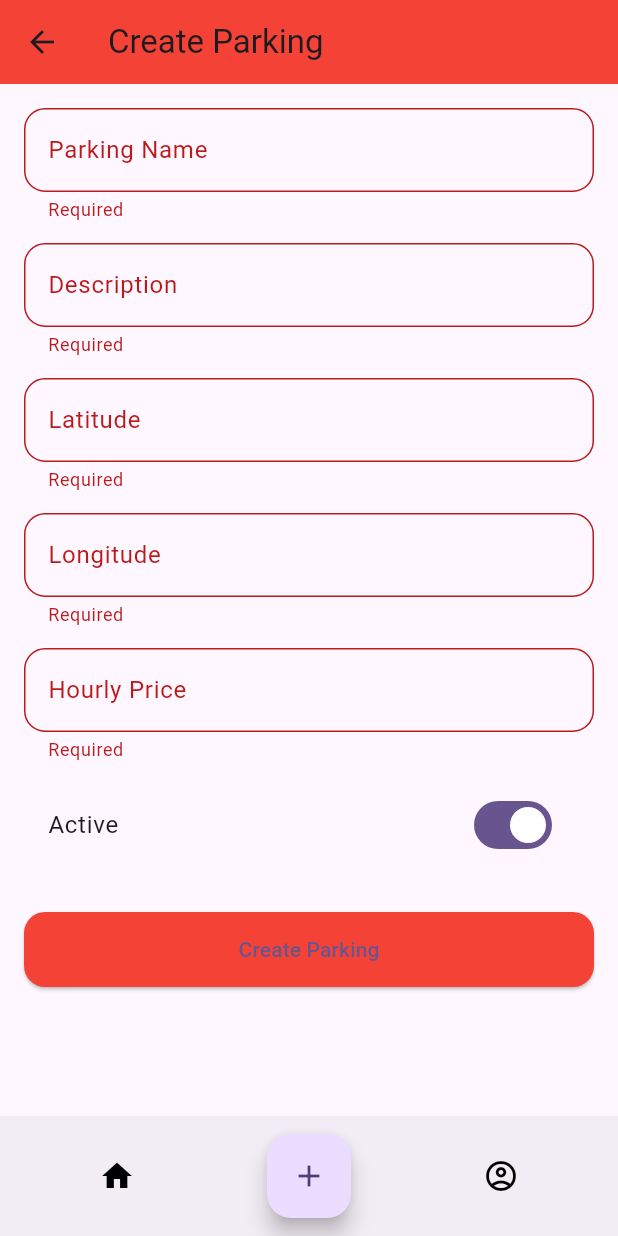
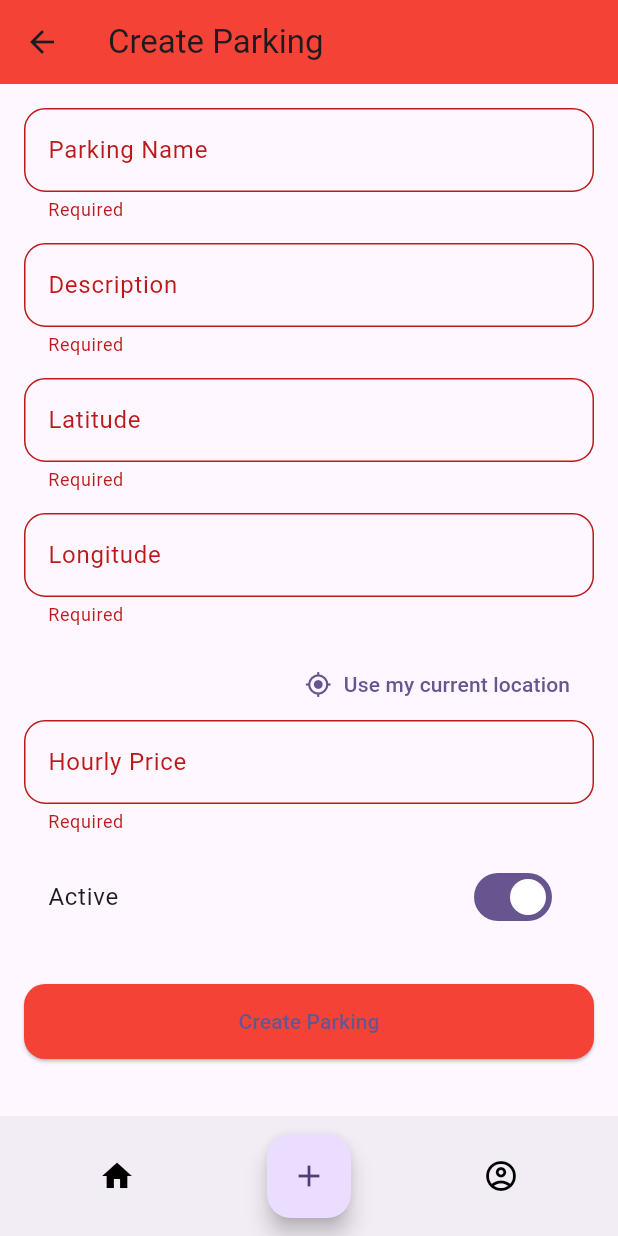
Before and after one commit to poppy1006/smartpark, a Flutter app: the ParkingFormPage screen opened directly, after a tap on "Create Parking", on a phone screen of 412 x 824 dp. Run offline on Flutter 3.47's test engine with Material 3 defaults, Android fonts, the phone set to English and light mode, and no system bars; our stand-ins replace flutter_map, geolocator, latlong2, supabase_flutter; accounts and stored records are empty.

Commit message:
feat: :sparkles: Updated create/edit parking function
Updated create/edit parking function

```diff
--- a/lib/parkingAdmin/dashboard_screen.dart
+++ b/lib/parkingAdmin/dashboard_screen.dart
@@ -43,7 +43,7 @@ class _ParkingAdminDashboardState extends State<ParkingAdminDashboard> {
       /// Fetch parkings
       final parkingRes = await supabase
           .from('parkings')
-          .select('id, name')
+          .select('*')
           .eq('owner_id', userId);
 
       parkings = List<Map<String, dynamic>>.from(parkingRes);
@@ -224,7 +224,7 @@ class _ParkingAdminDashboardState extends State<ParkingAdminDashboard> {
                                         },
                                         icon: Icon(Icons.edit),
                                       ),
-                                      Icon(Icons.arrow_forward_ios, size: 16),
+                                      // Icon(Icons.arrow_forward_ios, size: 16),
                                     ],
                                   ),
                                   onTap: () {
@@ -245,4 +245,4 @@ class _ParkingAdminDashboardState extends State<ParkingAdminDashboard> {
 
 // Todo //
 // # Implement slots View/edit/delete //
-// #
+// # Implement parking delete
--- a/lib/parkingAdmin/parking_form_page.dart
+++ b/lib/parkingAdmin/parking_form_page.dart
@@ -1,5 +1,8 @@
 import 'package:flutter/material.dart';
+import 'package:geolocator/geolocator.dart';
+import 'package:smartparking/parkingAdmin/dashboard_screen.dart';
 import 'package:smartparking/parkingAdmin/widget/bottom_app_bar.dart';
+import 'package:smartparking/superAdmin/dashboard_screen.dart';
 import 'package:supabase_flutter/supabase_flutter.dart';
 
 final supabase = Supabase.instance.client;
@@ -35,9 +38,9 @@ class _ParkingFormPageState extends State<ParkingFormPage> {
       final p = widget.parking!;
       _nameCtrl.text = p['name'] ?? '';
       _descCtrl.text = p['description'] ?? '';
-      _latCtrl.text = p['latitude'].toString();
-      _lngCtrl.text = p['longitude'].toString();
-      _priceCtrl.text = p['hourly_price'].toString();
+      _latCtrl.text = p['latitude']?.toString() ?? '';
+      _lngCtrl.text = p['longitude']?.toString() ?? '';
+      _priceCtrl.text = p['hourly_price']?.toString() ?? '';
       _isActive = p['is_active'] ?? true;
     }
   }
@@ -52,21 +55,72 @@ class _ParkingFormPageState extends State<ParkingFormPage> {
     super.dispose();
   }
 
+  /// 📍 GET CURRENT LOCATION
+  Future<void> _getCurrentLocation() async {
+    try {
+      if (!await Geolocator.isLocationServiceEnabled()) {
+        throw 'Location services are disabled';
+      }
+
+      LocationPermission permission = await Geolocator.checkPermission();
+      if (permission == LocationPermission.denied) {
+        permission = await Geolocator.requestPermission();
+      }
+
+      if (permission == LocationPermission.deniedForever) {
+        throw 'Location permission permanently denied';
+      }
+
+      final position = await Geolocator.getCurrentPosition(
+        desiredAccuracy: LocationAccuracy.high,
+      );
+
+      setState(() {
+        _latCtrl.text = position.latitude.toStringAsFixed(6);
+        _lngCtrl.text = position.longitude.toStringAsFixed(6);
+      });
+    } catch (e) {
+      ScaffoldMessenger.of(context).showSnackBar(
+        SnackBar(content: Text(e.toString())),
+      );
+    }
+  }
+
+  /// 💾 SAVE PARKING
   Future<void> _saveParking() async {
     if (!_formKey.currentState!.validate()) return;
 
     setState(() => _loading = true);
 
-    final userId = supabase.auth.currentUser!.id;
+    final user = supabase.auth.currentUser;
+    if (user == null) {
+      ScaffoldMessenger.of(context).showSnackBar(
+        const SnackBar(content: Text('Session expired. Please login again')),
+      );
+      setState(() => _loading = false);
+      return;
+    }
+
+    final lat = double.tryParse(_latCtrl.text);
+    final lng = double.tryParse(_lngCtrl.text);
+    final price = double.tryParse(_priceCtrl.text);
+
+    if (lat == null || lng == null || price == null) {
+      ScaffoldMessenger.of(context).showSnackBar(
+        const SnackBar(content: Text('Invalid numeric values')),
+      );
+      setState(() => _loading = false);
+      return;
+    }
 
     final data = {
       'name': _nameCtrl.text.trim(),
       'description': _descCtrl.text.trim(),
-      'latitude': double.parse(_latCtrl.text),
-      'longitude': double.parse(_lngCtrl.text),
-      'hourly_price': double.parse(_priceCtrl.text),
+      'latitude': lat,
+      'longitude': lng,
+      'hourly_price': price,
       'is_active': _isActive,
-      'owner_id': userId,
+      'owner_id': user.id,
       'updated_at': DateTime.now().toIso8601String(),
     };
 
@@ -80,23 +134,64 @@ class _ParkingFormPageState extends State<ParkingFormPage> {
         await supabase.from('parkings').insert(data);
       }
 
-      if (mounted) {
-        ScaffoldMessenger.of(context).showSnackBar(
-          SnackBar(
-            content: Text(
-              isEdit ? 'Parking updated successfully' : 'Parking created successfully',
+      if (mounted && Navigator.canPop(context)) {
+        // Navigator.pop(context, true);
+        Navigator.push(context,MaterialPageRoute(builder: (_) =>  ParkingAdminDashboard()));
+      }
+    } catch (e) {
+      debugPrint('SAVE ERROR: $e');
+      ScaffoldMessenger.of(context).showSnackBar(
+        const SnackBar(content: Text('Failed to save parking')),
+      );
+    } finally {
+      setState(() => _loading = false);
+    }
+  }
+
+  /// 🗑️ DELETE PARKING (EDIT ONLY)
+  Future<void> _deleteParking() async {
+    final confirm = await showDialog<bool>(
+      context: context,
+      builder: (_) => AlertDialog(
+        title: const Text('Delete Parking'),
+        content: const Text(
+          'Are you sure you want to delete this parking?\nThis action cannot be undone.',
+        ),
+        actions: [
+          TextButton(
+            onPressed: () => Navigator.pop(context, false),
+            child: const Text('Cancel'),
+          ),
+          TextButton(
+            // onPressed: () => Navigator.pop(context, true),
+            onPressed: () {
+              Navigator.push(context,MaterialPageRoute(builder: (_) =>  ParkingAdminDashboard()));
+            },
+            child: const Text(
+              'Delete',
+              style: TextStyle(color: Colors.red),
             ),
           ),
-        );
+        ],
+      ),
+    );
+
+    if (confirm != true) return;
+
+    try {
+      await supabase
+          .from('parkings')
+          .delete()
+          .eq('id', widget.parking!['id']);
+
+      if (mounted && Navigator.canPop(context)) {
         Navigator.pop(context, true);
       }
     } catch (e) {
-      debugPrint('Save parking error: $e');
+      debugPrint('DELETE ERROR: $e');
       ScaffoldMessenger.of(context).showSnackBar(
-        const SnackBar(content: Text('Something went wrong')),
+        const SnackBar(content: Text('Failed to delete parking')),
       );
-    } finally {
-      setState(() => _loading = false);
     }
   }
 
@@ -128,7 +223,7 @@ class _ParkingFormPageState extends State<ParkingFormPage> {
         title: Text(isEdit ? 'Edit Parking' : 'Create Parking'),
         backgroundColor: Colors.red,
       ),
-      bottomNavigationBar: ParkingAdminAppBar(),
+      bottomNavigationBar: const ParkingAdminAppBar(),
       body: SingleChildScrollView(
         padding: const EdgeInsets.all(16),
         child: Form(
@@ -139,7 +234,18 @@ class _ParkingFormPageState extends State<ParkingFormPage> {
               _input('Description', _descCtrl),
               _input('Latitude', _latCtrl, type: TextInputType.number),
               _input('Longitude', _lngCtrl, type: TextInputType.number),
-              _input('Hourly Price', _priceCtrl, type: TextInputType.number),
+
+              Align(
+                alignment: Alignment.centerRight,
+                child: TextButton.icon(
+                  onPressed: _getCurrentLocation,
+                  icon: const Icon(Icons.my_location),
+                  label: const Text('Use my current location'),
+                ),
+              ),
+
+              _input('Hourly Price', _priceCtrl,
+                  type: TextInputType.number),
 
               SwitchListTile(
                 value: _isActive,
@@ -165,6 +271,28 @@ class _ParkingFormPageState extends State<ParkingFormPage> {
                       : Text(isEdit ? 'Update Parking' : 'Create Parking'),
                 ),
               ),
+
+              /// 🔴 DELETE BUTTON (EDIT MODE ONLY)
+              if (isEdit) ...[
+                const SizedBox(height: 14),
+                SizedBox(
+                  width: double.infinity,
+                  height: 50,
+                  child: ElevatedButton(
+                    onPressed: _deleteParking,
+                    style: ElevatedButton.styleFrom(
+                      backgroundColor: Colors.red.shade800,
+                      shape: RoundedRectangleBorder(
+                        borderRadius: BorderRadius.circular(14),
+                      ),
+                    ),
+                    child: const Text(
+                      'Delete Parking',
+                      style: TextStyle(color: Colors.white),
+                    ),
+                  ),
+                ),
+              ],
             ],
           ),
         ),
@@ -172,11 +300,3 @@ class _ParkingFormPageState extends State<ParkingFormPage> {
     );
   }
 }
-
-
-// Navigator.push(
-//   context,
-//   MaterialPageRoute(
-//     builder: (_) => ParkingFormPage(parking: parkingMap),
-//   ),
-// );
```
